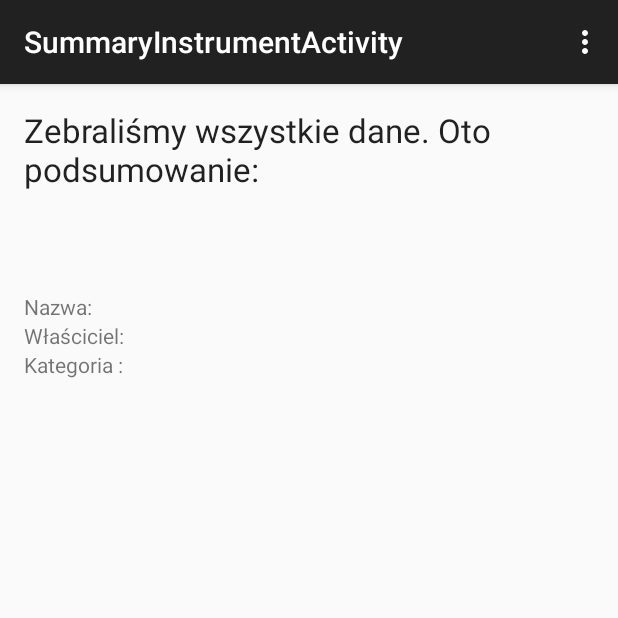
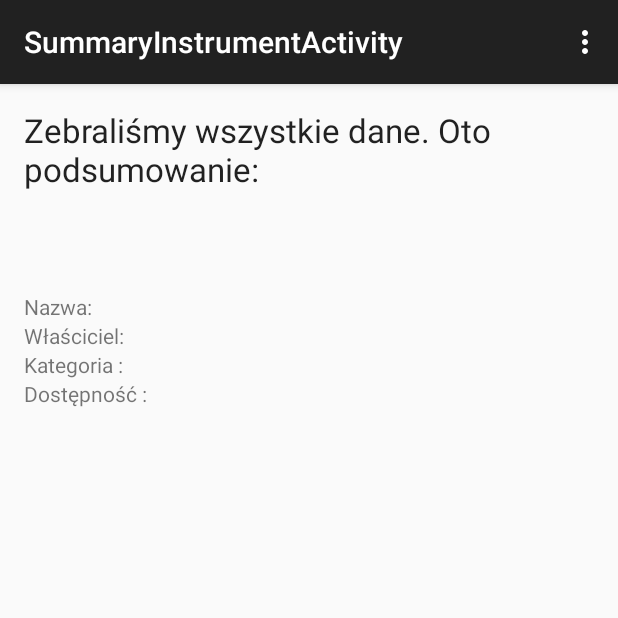
Before and after one commit to trzewa/BandRider, an Android app: the SummaryInstrumentActivity screen opened directly, with no data from a screen before it, on a phone screen of 412 x 824 dp, the top half of it. Run offline under Robolectric (Android 15) with nearby library versions, the phone set to English and light mode, and no system bars.

Commit message:
zapis statusów instrumentów i sprzętu w bazie

```diff
--- a/app/src/main/java/com/example/trzewa/bandrider/AddInstrumemtActivity.java
+++ b/app/src/main/java/com/example/trzewa/bandrider/AddInstrumemtActivity.java
@@ -72,9 +72,11 @@ public class AddInstrumemtActivity extends Activity {
                 if(isChecked){
                     switchStatus = "dostępny";
                     editor.putString(Constans.INS_SWITCH_STATUS, switchStatus);
+                    editor.commit();
                 }else{
                     switchStatus = "niedostępny";
                     editor.putString(Constans.INS_SWITCH_STATUS, switchStatus);
+                    editor.commit();
                 }
 
             }
--- a/app/src/main/java/com/example/trzewa/bandrider/SummaryInstrumentActivity.java
+++ b/app/src/main/java/com/example/trzewa/bandrider/SummaryInstrumentActivity.java
@@ -22,15 +22,18 @@ public class SummaryInstrumentActivity extends ActionBarActivity {
         TextView Inst_name = (TextView)findViewById(R.id.textView6);
         TextView Inst_owner = (TextView)findViewById(R.id.textView8);
         TextView Inst_category = (TextView)findViewById(R.id.textView9);
+        TextView Inst_status = (TextView)findViewById(R.id.textView10);
         Button SaveButton = (Button) findViewById(R.id.buttonSave);
         Button ReturnButton = (Button) findViewById(R.id.buttonReturn);
         SharedPreferences settings = PreferenceManager.getDefaultSharedPreferences(this);
         final String inst_name = settings.getString(Constans.INST_NAME, "");
         final String inst_owner = settings.getString(Constans.INST_OWNER, "");
         final String inst_category = settings.getString(Constans.INST_CATEGORY, "");
+        final String inst_status = settings.getString(Constans.INS_SWITCH_STATUS, "");
         Inst_name.setText("Nazwa:  " + inst_name);
         Inst_owner.setText("Właściciel:  " + inst_owner);
         Inst_category.setText("Kategoria :" + inst_category);
+        Inst_status.setText("Dostępność :" + inst_status);
         SaveButton.setOnClickListener(new View.OnClickListener() {
             @Override
             public void onClick(View v) {
@@ -39,6 +42,7 @@ public class SummaryInstrumentActivity extends ActionBarActivity {
         Instrument.put(Constans.INST_NAME, inst_name);
         Instrument.put(Constans.INST_OWNER, inst_owner);
         Instrument.put(Constans.INST_CATEGORY, inst_category);
+        Instrument.put(Constans.INS_SWITCH_STATUS, inst_status);
         Instrument.saveInBackground();
 
 
--- a/app/src/main/java/com/example/trzewa/bandrider/SummaryStuffActivity.java
+++ b/app/src/main/java/com/example/trzewa/bandrider/SummaryStuffActivity.java
@@ -22,15 +22,18 @@ public class SummaryStuffActivity extends ActionBarActivity {
         TextView Stuff_name = (TextView)findViewById(R.id.textView6);
         TextView Stuff_owner = (TextView)findViewById(R.id.textView8);
         TextView Stuff_category = (TextView)findViewById(R.id.textView9);
+        TextView Stuff_status = (TextView)findViewById(R.id.textView11);
         Button SaveButton = (Button) findViewById(R.id.button2);
         Button ReturnButton = (Button) findViewById(R.id.button);
         SharedPreferences settings = PreferenceManager.getDefaultSharedPreferences(this);
         final String stuff_name = settings.getString(Constans.STUFF_NAME, "");
         final String stuff_owner = settings.getString(Constans.STUFF_OWNER, "");
         final String stuff_category = settings.getString(Constans.STUFF_CATEGORY, "");
+        final String stuff_status = settings.getString(Constans.STUFF_SWITCH_STATUS, "");
         Stuff_name.setText("Nazwa:  " + stuff_name);
         Stuff_owner.setText("Właściciel:  " + stuff_owner);
         Stuff_category.setText("Kategoria :" + stuff_category);
+        Stuff_status.setText("Dostępność :" + stuff_status);
 
         SaveButton.setOnClickListener(new View.OnClickListener() {
             @Override
@@ -40,6 +43,7 @@ public class SummaryStuffActivity extends ActionBarActivity {
                 Stuff.put(Constans.STUFF_NAME, stuff_name);
                 Stuff.put(Constans.STUFF_OWNER, stuff_owner);
                 Stuff.put(Constans.STUFF_CATEGORY, stuff_category);
+                Stuff.put(Constans.STUFF_SWITCH_STATUS, stuff_status);
                 Stuff.saveInBackground();
 
 
--- a/app/src/main/res/layout/activity_summary_instrument.xml
+++ b/app/src/main/res/layout/activity_summary_instrument.xml
@@ -64,4 +64,13 @@
         android:layout_alignParentRight="true"
         android:layout_alignParentEnd="true" />
 
+    <TextView
+        android:layout_width="wrap_content"
+        android:layout_height="wrap_content"
+        android:text="New Text"
+        android:id="@+id/textView10"
+        android:layout_below="@+id/textView9"
+        android:layout_alignParentLeft="true"
+        android:layout_alignParentStart="true" />
+
 </RelativeLayout>
```
Also changed, not shown: app/src/main/java/com/example/trzewa/bandrider/AddStuffActivity.java (+25 -0 lines), app/src/main/res/layout/activity_summary_stuff.xml (+9 -0 lines).
